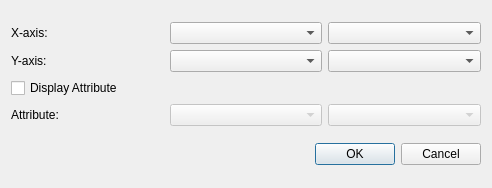
Qt form ProjectViewer/crossplotgridsinputdialog.ui (fsoos74/su) before a commit.
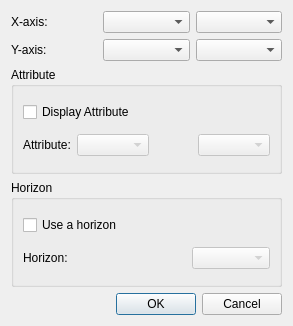
The same form after that commit.

Commit message: option of using horizon for crossplot, broadcasted points will contain the horizon time and will thus be displayed at thr propper time in seismic viewer

Diff of the .ui file:
```diff
--- a/ProjectViewer/crossplotgridsinputdialog.ui
+++ b/ProjectViewer/crossplotgridsinputdialog.ui
@@ -6,8 +6,8 @@
    <rect>
     <x>0</x>
     <y>0</y>
-    <width>492</width>
-    <height>188</height>
+    <width>293</width>
+    <height>326</height>
    </rect>
   </property>
   <property name="windowTitle">
@@ -15,7 +15,7 @@
   </property>
   <layout class="QVBoxLayout" name="verticalLayout">
    <item>
-    <layout class="QGridLayout" name="gridLayout">
+    <layout class="QGridLayout" name="gridLayout_3">
      <item row="0" column="0">
       <widget class="QLabel" name="label">
        <property name="text">
@@ -42,28 +42,36 @@
      <item row="1" column="2">
       <widget class="QComboBox" name="cbYName"/>
      </item>
-     <item row="2" column="0" colspan="2">
+    </layout>
+   </item>
+   <item>
+    <widget class="QGroupBox" name="gbAttribute">
+     <property name="title">
+      <string>Attribute</string>
+     </property>
+     <layout class="QGridLayout" name="gridLayout">
+      <item row="0" column="0" colspan="3">
       <widget class="QCheckBox" name="cbDisplayAttribute">
        <property name="text">
         <string>Display Attribute</string>
        </property>
       </widget>
      </item>
-     <item row="3" column="0">
+      <item row="1" column="0">
       <widget class="QLabel" name="label_3">
        <property name="text">
         <string>Attribute:</string>
        </property>
       </widget>
      </item>
-     <item row="3" column="1">
+      <item row="1" column="1">
       <widget class="QComboBox" name="cbAttributeType">
        <property name="enabled">
         <bool>false</bool>
        </property>
       </widget>
      </item>
-     <item row="3" column="2">
+      <item row="1" column="3">
       <widget class="QComboBox" name="cbAttributeName">
        <property name="enabled">
         <bool>false</bool>
@@ -71,6 +79,37 @@
       </widget>
      </item>
     </layout>
+    </widget>
+   </item>
+   <item>
+    <widget class="QGroupBox" name="gbHorizon">
+     <property name="title">
+      <string>Horizon</string>
+     </property>
+     <layout class="QGridLayout" name="gridLayout_2">
+      <item row="0" column="0" colspan="2">
+       <widget class="QCheckBox" name="cbUseHorizon">
+        <property name="text">
+         <string>Use a horizon</string>
+        </property>
+       </widget>
+      </item>
+      <item row="1" column="0">
+       <widget class="QLabel" name="label_4">
+        <property name="text">
+         <string>Horizon:</string>
+        </property>
+       </widget>
+      </item>
+      <item row="1" column="2">
+       <widget class="QComboBox" name="cbHorizonName">
+        <property name="enabled">
+         <bool>false</bool>
+        </property>
+       </widget>
+      </item>
+     </layout>
+    </widget>
    </item>
    <item>
     <widget class="QDialogButtonBox" name="buttonBox">
```
Left out of the diff: 16 changed lines with no effect on the pictures. Lines whose indentation alone changed are shown as unchanged. The commit also changes 7 other files.
